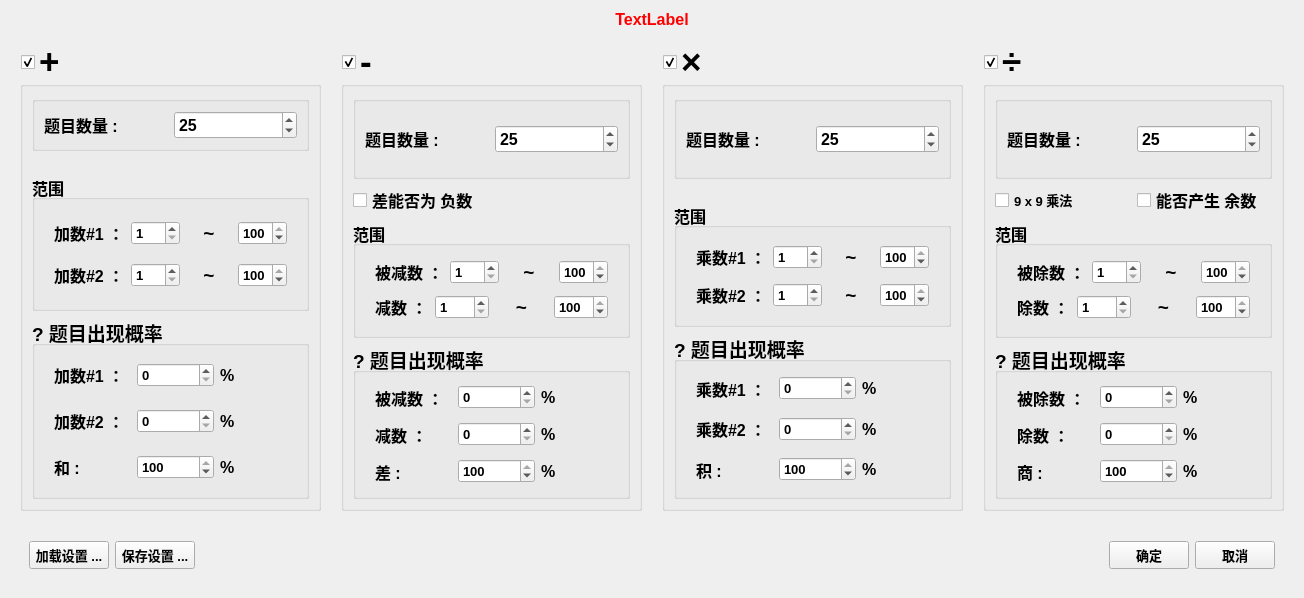
Above: cpp/Qt/AddMinusMultiplyDivide_Watch/AddMinusMultiplyDivide_Watch/dialog.ui from EdisoNewtong/Vector before the change. Below: the same form after it.
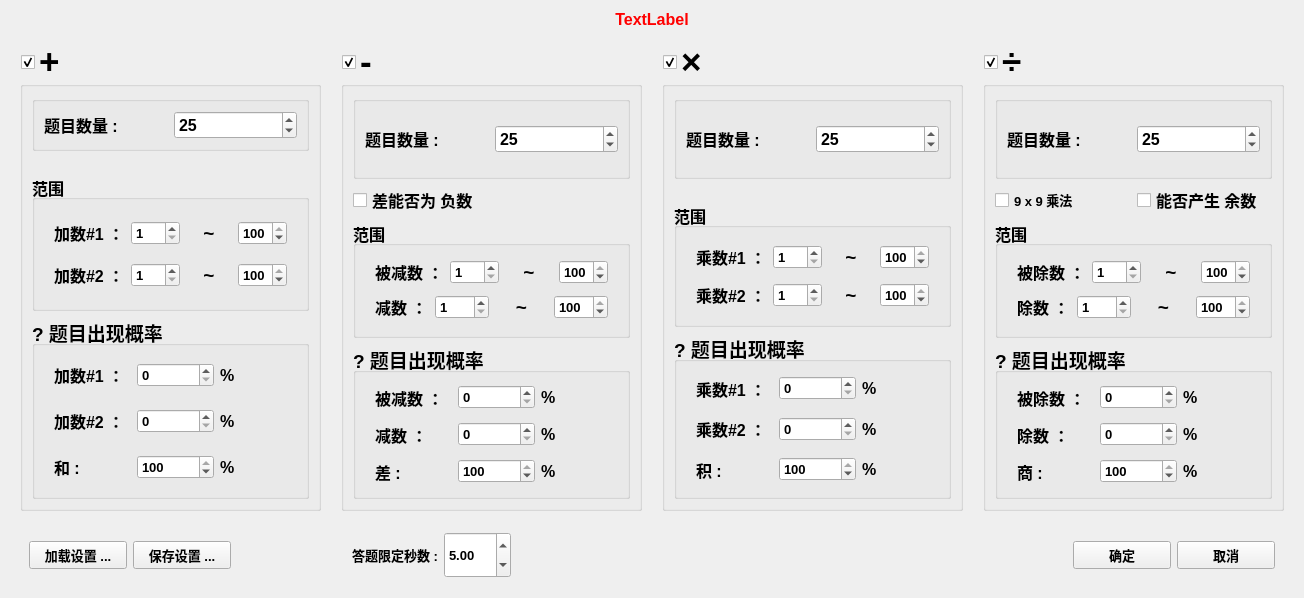
That is the form after the change.

Commit message: [dev] Qt : Add Minus Multiply Divide == Watch Project 1. Add intime correct rate feature 2. Add a ui widget to set the timelimit value 3. update the comment of  leet-code 0001

Diff of the .ui file:
```diff
--- a/cpp/Qt/AddMinusMultiplyDivide_Watch/AddMinusMultiplyDivide_Watch/dialog.ui
+++ b/cpp/Qt/AddMinusMultiplyDivide_Watch/AddMinusMultiplyDivide_Watch/dialog.ui
@@ -1893,7 +1893,7 @@
    </item>
    <item>
     <widget class="QWidget" name="btnsPart" native="true">
-     <layout class="QHBoxLayout" name="horizontalLayout_3" stretch="1,5,1">
+     <layout class="QHBoxLayout" name="horizontalLayout_3" stretch="2,1,0,0,5,2">
       <property name="spacing">
        <number>2</number>
       </property>
@@ -1957,6 +1957,61 @@
         </layout>
        </widget>
       </item>
+      <item>
+       <spacer name="horizontalSpacer_2">
+        <property name="orientation">
+         <enum>Qt::Horizontal</enum>
+        </property>
+        <property name="sizeHint" stdset="0">
+         <size>
+          <width>40</width>
+          <height>20</height>
+         </size>
+        </property>
+       </spacer>
+      </item>
+      <item>
+       <widget class="QLabel" name="label_45">
+        <property name="font">
+         <font>
+          <family>Arial</family>
+          <pointsize>10</pointsize>
+          <weight>75</weight>
+          <bold>true</bold>
+         </font>
+        </property>
+        <property name="text">
+         <string>答题限定秒数 : </string>
+        </property>
+       </widget>
+      </item>
+      <item>
+       <widget class="QDoubleSpinBox" name="timelimitSpinBox">
+        <property name="sizePolicy">
+         <sizepolicy hsizetype="Minimum" vsizetype="Expanding">
+          <horstretch>0</horstretch>
+          <verstretch>0</verstretch>
+         </sizepolicy>
+        </property>
+        <property name="font">
+         <font>
+          <family>Arial</family>
+          <pointsize>10</pointsize>
+          <weight>75</weight>
+          <bold>true</bold>
+         </font>
+        </property>
+        <property name="maximum">
+         <double>120.000000000000000</double>
+        </property>
+        <property name="singleStep">
+         <double>0.100000000000000</double>
+        </property>
+        <property name="value">
+         <double>5.000000000000000</double>
+        </property>
+       </widget>
+      </item>
       <item>
        <spacer name="horizontalSpacer">
         <property name="orientation">
```
The commit also changes 7 other files.
